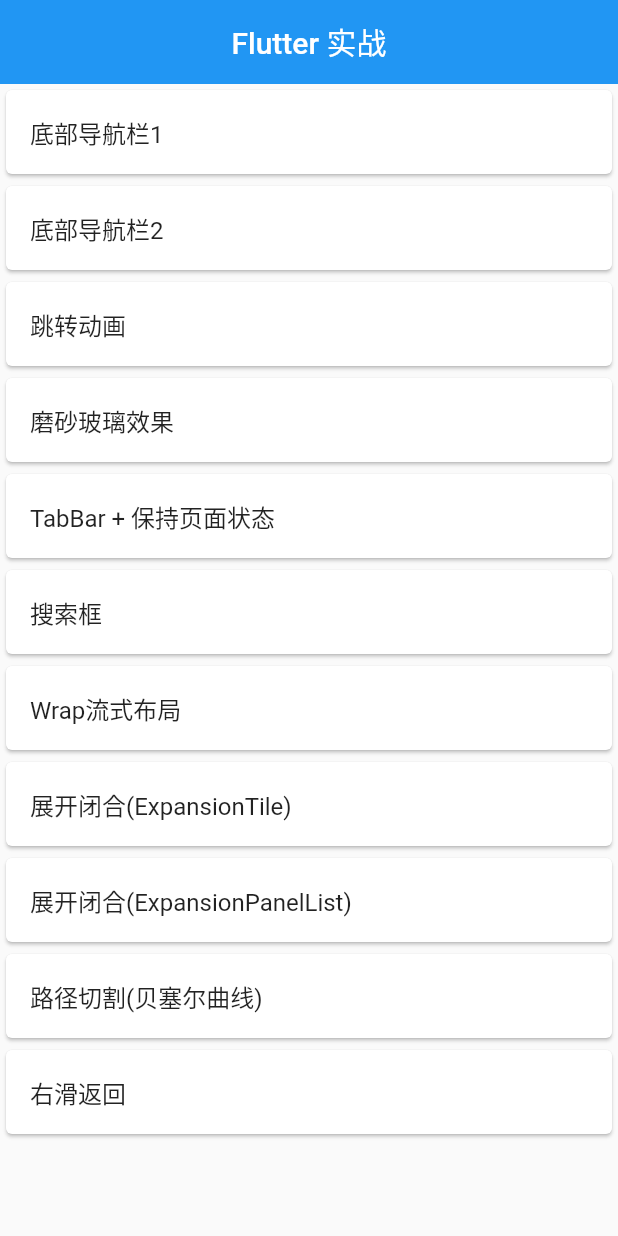
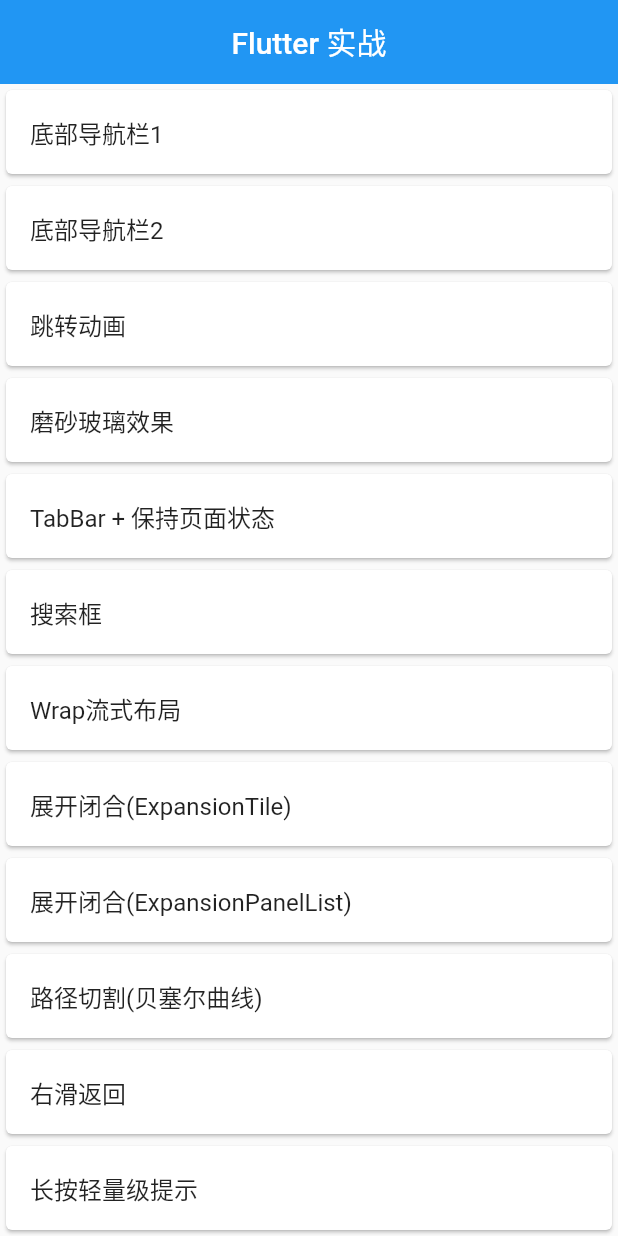
Before and after one commit to qingmingmeng/FlutterUsefulWidget, a Flutter app: the screen it shows after launch, on a phone screen of 412 x 824 dp. Run offline on Flutter 3.47's test engine with Material 2 defaults, Android fonts, the phone set to English and light mode, and no system bars.

Commit message:
新增 轻量级提示实例

```diff
--- a/lib/home_page.dart
+++ b/lib/home_page.dart
@@ -90,6 +90,14 @@ class MainHome extends StatelessWidget{
               onTap: () => _pageJumpWithRightBack(context,RightBack()),
             ),
           ),
+          Card(
+            child: Tooltip(
+              message: '这是一个轻量级提示',
+              child: ListTile(
+                title: Text('长按轻量级提示'),
+              ),
+            ),
+          ),
         ],
       ),
     );
```
